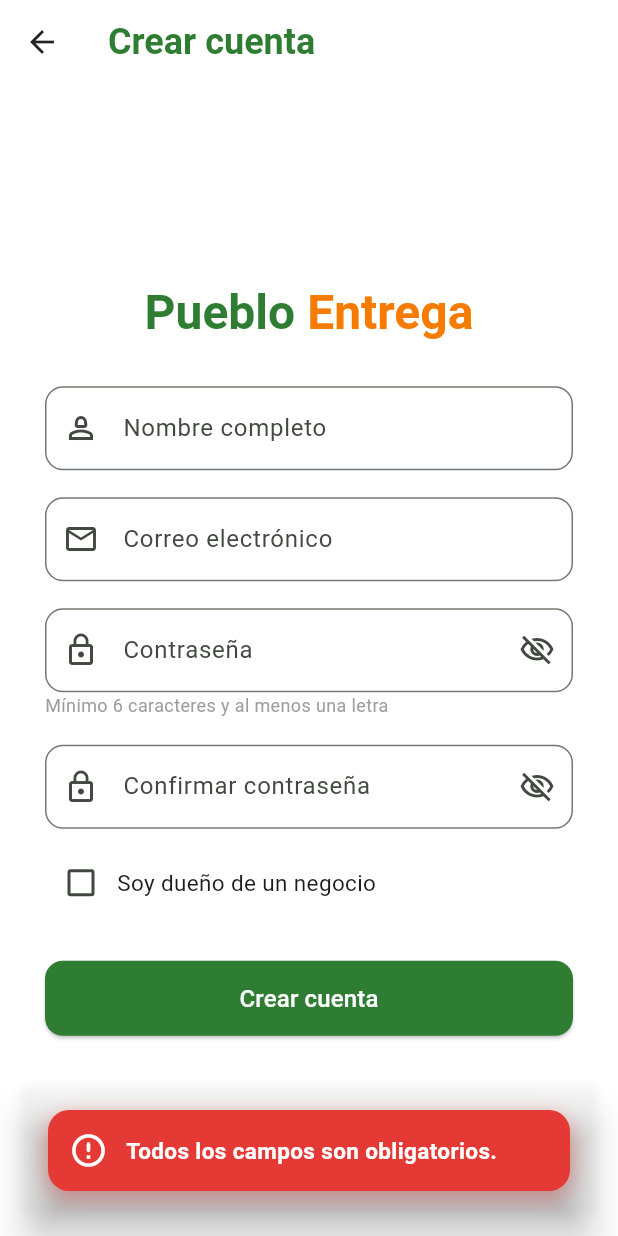
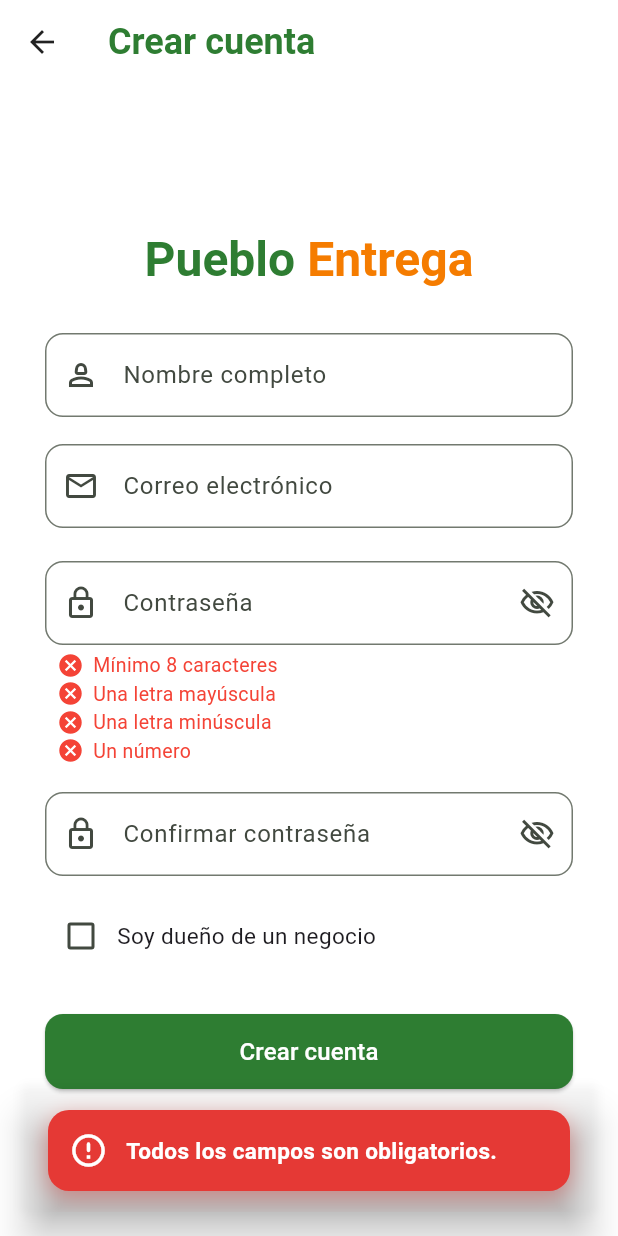
Before and after one commit to D3nn1S-Mugart3/pueblo_entrega, a Flutter app: the RegisterScreen screen opened directly, after a tap on "Crear cuenta", on a phone screen of 412 x 824 dp. Run offline on Flutter 3.47's test engine with Material 3 defaults, Android fonts, the phone set to English and light mode, and no system bars; our stand-ins replace cloud_firestore, firebase_auth, firebase_core; accounts and stored records are empty; Roboto replaces fonts that are missing (Poppins).

Commit message:
feat: Mejora de validación y diseño en crear contraseña y validación de email

```diff
--- a/pueblo_entrega_app/lib/screens/auth/register_screen.dart
+++ b/pueblo_entrega_app/lib/screens/auth/register_screen.dart
@@ -26,15 +26,41 @@ class _RegisterScreenState extends State<RegisterScreen> {
   bool passwordValid = false;
   bool passwordsMatch = false;
 
+  bool hasUppercase = false;
+  bool hasLowercase = false;
+  bool hasNumber = false;
+  bool hasMinLength = false;
+  bool emailValid = false;
+
+  bool isValidEmail(String email) {
+    final emailRegex = RegExp(
+      r"^[a-zA-Z0-9._%+-]+@[a-zA-Z0-9.-]+\.[a-zA-Z]{2,}$",
+    );
+    return emailRegex.hasMatch(email);
+  }
+
+  // Validación de Email
+  void validateEmail() {
+    final email = emailCtrl.text.trim();
+
+    setState(() {
+      emailValid = isValidEmail(email);
+    });
+  }
+
+  // Validación de contraseña
   void validatePassword() {
     final pass = passCtrl.text;
     final confirm = confirmPassCtrl.text;
 
-    final hasMinLength = pass.length >= 6;
-    final hasLetter = RegExp(r'[a-zA-Z]').hasMatch(pass);
+    // Validación avanzada para la creación de contraseña
+    setState(() {
+      hasUppercase = pass.contains(RegExp(r'[A-Z]'));
+      hasLowercase = pass.contains(RegExp(r'[a-z]'));
+      hasNumber = pass.contains(RegExp(r'[0-9]'));
+      hasMinLength = pass.length >= 8;
 
-    setState(() {
-      passwordValid = hasMinLength && hasLetter;
+      passwordValid = hasUppercase && hasLowercase && hasNumber && hasMinLength;
       passwordsMatch = pass == confirm;
     });
   }
@@ -51,10 +77,10 @@ class _RegisterScreenState extends State<RegisterScreen> {
       return;
     }
 
-    if (passCtrl.text != confirmPassCtrl.text) {
+    if (!emailValid) {
       showAppSnackBar(
         context,
-        message: "Las contraseñas no coinciden",
+        message: "Ingresa un correo válido",
         type: SnackType.error,
       );
       return;
@@ -64,6 +90,15 @@ class _RegisterScreenState extends State<RegisterScreen> {
       showAppSnackBar(
         context,
         message: "La contraseña no cumple los requisitos",
+        type: SnackType.error,
+      );
+      return;
+    }
+
+    if (passCtrl.text != confirmPassCtrl.text) {
+      showAppSnackBar(
+        context,
+        message: "Las contraseñas no coinciden",
         type: SnackType.error,
       );
       return;
@@ -120,6 +155,7 @@ class _RegisterScreenState extends State<RegisterScreen> {
     super.initState();
     passCtrl.addListener(validatePassword);
     confirmPassCtrl.addListener(validatePassword);
+    emailCtrl.addListener(validateEmail);
   }
 
   @override
@@ -198,6 +234,29 @@ class _RegisterScreenState extends State<RegisterScreen> {
                   ),
                 ),
               ),
+              const SizedBox(height: 4),
+              if (emailCtrl.text.isNotEmpty)
+                Row(
+                  children: [
+                    const SizedBox(width: 8),
+                    Icon(
+                      emailValid ? Icons.check_circle_sharp : Icons.error_sharp,
+                      color: emailValid ? Colors.green : Colors.red,
+                      size: 18,
+                    ),
+                    const SizedBox(width: 6),
+                    Text(
+                      emailValid
+                          ? "Correo válido"
+                          : "Correo electrónico inválido",
+                      style: TextStyle(
+                        fontSize: 13,
+                        color: emailValid ? Colors.green : Colors.red,
+                        fontWeight: FontWeight.w500,
+                      ),
+                    ),
+                  ],
+                ),
               const SizedBox(height: 18),
               TextField(
                 controller: passCtrl,
@@ -222,16 +281,16 @@ class _RegisterScreenState extends State<RegisterScreen> {
                   ),
                 ),
               ),
-              Text(
-                passwordValid
-                    ? "Contraseña válida"
-                    : "Mínimo 6 caracteres y al menos una letra",
-                style: TextStyle(
-                  fontSize: 12,
-                  color: passwordValid ? Colors.green : Colors.grey,
+              const SizedBox(height: 4),
+              Column(
+                crossAxisAlignment: CrossAxisAlignment.start,
+                children: [
+                  _buildRequirement("Mínimo 8 caracteres", hasMinLength),
+                  _buildRequirement("Una letra mayúscula", hasUppercase),
+                  _buildRequirement("Una letra minúscula", hasLowercase),
+                  _buildRequirement("Un número", hasNumber),
+                ],
               ),
-              ),
-
               const SizedBox(height: 18),
               TextField(
                 controller: confirmPassCtrl,
@@ -256,16 +315,30 @@ class _RegisterScreenState extends State<RegisterScreen> {
                   ),
                 ),
               ),
+              const SizedBox(height: 4),
               if (confirmPassCtrl.text.isNotEmpty)
+                Row(
+                  children: [
+                    SizedBox(width: 8),
+                    Icon(
+                      passwordsMatch
+                          ? Icons.check_circle_sharp
+                          : Icons.error_sharp,
+                      color: passwordsMatch ? Colors.green : Colors.red,
+                      size: 18,
+                    ),
+                    SizedBox(width: 6),
                     Text(
                       passwordsMatch
                           ? "Las contraseñas coinciden"
                           : "Las contraseñas no coinciden",
                       style: TextStyle(
-                    fontSize: 12,
+                        fontSize: 13,
                         color: passwordsMatch ? Colors.green : Colors.red,
                         fontWeight: FontWeight.w500,
                       ),
+                    ),
+                  ],
                 ),
               const SizedBox(height: 12),
               Row(
@@ -308,3 +381,24 @@ class _RegisterScreenState extends State<RegisterScreen> {
     );
   }
 }
+
+Widget _buildRequirement(String text, bool valid) {
+  return Row(
+    children: [
+      const SizedBox(width: 8),
+      Icon(
+        valid ? Icons.check_circle_sharp : Icons.cancel_sharp,
+        color: valid ? Colors.green : Colors.red,
+        size: 18,
+      ),
+      const SizedBox(width: 6),
+      Text(
+        text,
+        style: TextStyle(
+          color: valid ? Colors.green : Colors.red,
+          fontSize: 13,
+        ),
+      ),
+    ],
+  );
+}
```
Lines whose indentation alone changed are shown as unchanged.
